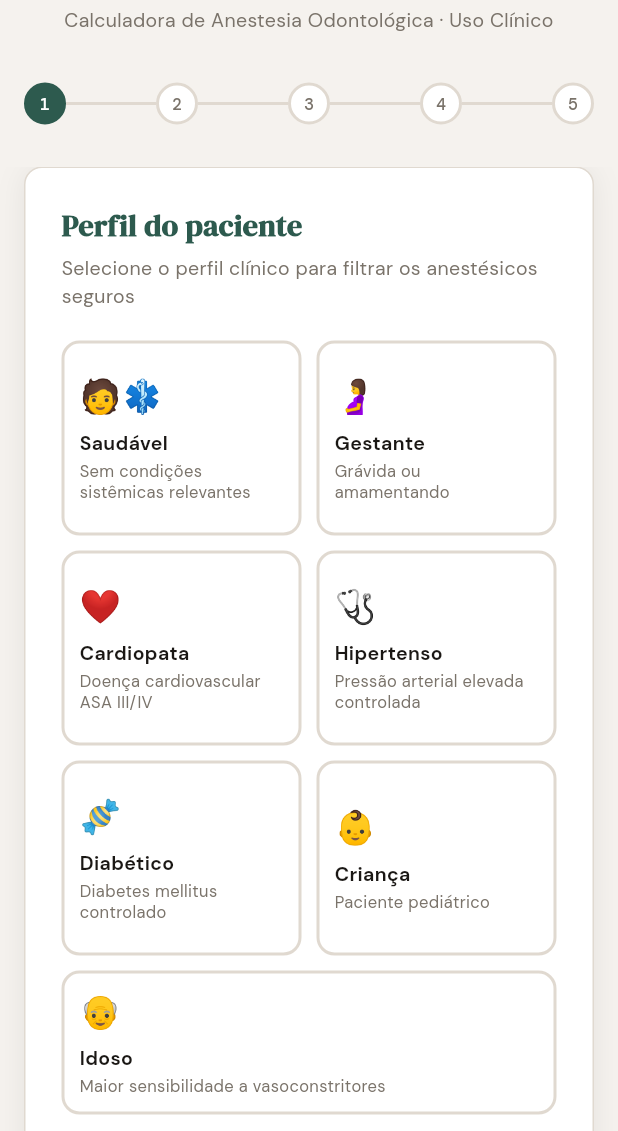
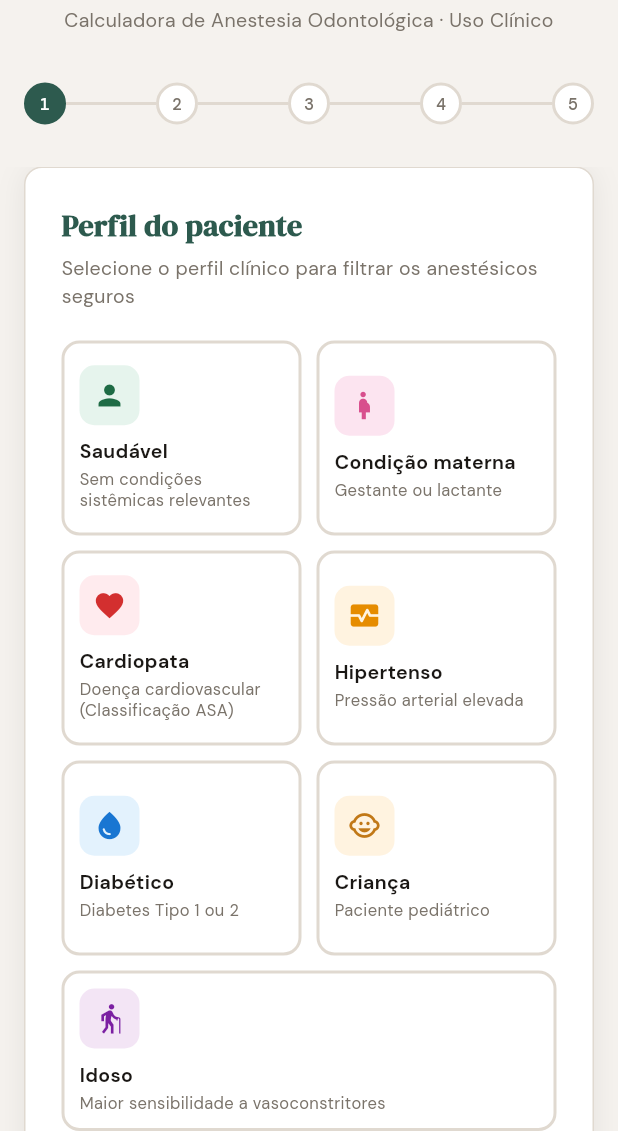
Before and after one commit to gustavoareis/anest-calc, a Flutter app: the screen it shows after launch, on a phone screen of 412 x 824 dp, the part 105-1236 px from its top. Run offline on Flutter 3.47's test engine with Material 3 defaults, Android fonts, the phone set to English and light mode, and no system bars.

Commit message:
Use IconData and profile colors in UI
Replace emoji string icons with Material IconData across the app and add a kProfileColors map for per-profile icon and background colors. Changed Perfil.icon and AlertData.icon types to IconData, updated perfis to use Icons.*, and switched alert/option rendering to use Icon widgets. Updated _OptionButton to accept iconColor and iconBg and render a colored icon container, and applied profile colors when building profile options. These changes improve visual consistency and theming for profile selections.

```diff
--- a/lib/main.dart
+++ b/lib/main.dart
@@ -24,6 +24,17 @@ const Color kDangerBorder = Color(0xFFF5AAAA);
 const Color kOk = Color(0xFF1E6B45);
 const Color kOkLight = Color(0xFFE6F4ED);
 const Color kOkBorder = Color(0xFF9FD4BB);
+
+// ─── CORES DOS PERFIS ─────────────────────────────────────────────
+const Map<String, ({Color iconColor, Color bgColor})> kProfileColors = {
+  'saudavel': (iconColor: Color(0xFF1E6B45), bgColor: Color(0xFFE6F4ED)),
+  'gestante': (iconColor: Color(0xFFD84E8D), bgColor: Color(0xFFFCE4F0)),
+  'cardiopata': (iconColor: Color(0xFFD32F2F), bgColor: Color(0xFFFFEBEE)),
+  'hipertenso': (iconColor: Color(0xFFE68C00), bgColor: Color(0xFFFFF3E0)),
+  'diabetico': (iconColor: Color(0xFF1976D2), bgColor: Color(0xFFE3F2FD)),
+  'crianca': (iconColor: Color(0xFFC17817), bgColor: Color(0xFFFFF3E0)),
+  'idoso': (iconColor: Color(0xFF7B1FA2), bgColor: Color(0xFFF3E5F5)),
+};
 
 // ─── MODELOS ──────────────────────────────────────────────────────
 class Vasoconstritor {
@@ -52,7 +63,7 @@ class Anestesico {
 class Perfil {
   final String id;
   final String label;
-  final String icon;
+  final IconData icon;
   final List<String>? anestesicosPermitidos;
   final Map<String, dynamic> limites;
   final String? obs;
@@ -111,25 +122,25 @@ const List<Anestesico> anestesicos = [
 ];
 
 const List<Perfil> perfis = [
-  Perfil(id: 'saudavel', label: 'Saudável', icon: '🧑‍⚕️',
+  Perfil(id: 'saudavel', label: 'Saudável', icon: Icons.person,
     anestesicosPermitidos: null, limites: {}, obs: null),
-  Perfil(id: 'gestante', label: 'Gestante', icon: '🤰',
+  Perfil(id: 'gestante', label: 'Gestante', icon: Icons.pregnant_woman,
     anestesicosPermitidos: ['lido2'], limites: {'default': 2},
     obs: 'Prilocaína contraindicada (metemoglobinemia). Felipressina contraindicada (ação ocitócica). Apenas Lidocaína 2% com epinefrina, máx. 2 tubetes.'),
-  Perfil(id: 'cardiopata', label: 'Cardiopata', icon: '❤️',
+  Perfil(id: 'cardiopata', label: 'Cardiopata', icon: Icons.favorite,
     anestesicosPermitidos: ['lido2', 'artic4', 'prilo3', 'bupi05'],
     limites: {'epi100': 2, 'epi200': 4, 'default': 3},
     obs: 'Com Epi 1:100.000: máx. 2 tubetes. Com Epi 1:200.000: máx. 4 tubetes. Felipressina preferível por não causar alteração cardiovascular.'),
-  Perfil(id: 'hipertenso', label: 'Hipertenso', icon: '🩺',
+  Perfil(id: 'hipertenso', label: 'Hipertenso', icon: Icons.monitor_heart,
     anestesicosPermitidos: null, limites: {'epi100': 2, 'feli': 3, 'default': 4},
     obs: 'PA acima de 140x90 mmHg: contraindicar procedimento eletivo. Epi 1:100.000 máx. 2 tubetes; Felipressina máx. 3 tubetes.'),
-  Perfil(id: 'diabetico', label: 'Diabético', icon: '🍬',
+  Perfil(id: 'diabetico', label: 'Diabético', icon: Icons.water_drop,
     anestesicosPermitidos: null, limites: {'epi100': 3, 'epi200': 4, 'default': 4},
     obs: 'Felipressina segura (não altera glicemia). Com epinefrina: máx. 3 tubetes por sessão.'),
-  Perfil(id: 'crianca', label: 'Criança', icon: '👶',
+  Perfil(id: 'crianca', label: 'Criança', icon: Icons.child_care,
     anestesicosPermitidos: ['lido2'], limites: {'byWeight': true},
     obs: 'Dose calculada por peso: 1 tubete a cada 9,09 kg (Lidocaína 2% + Epi 1:200.000 recomendada pela AAPD). Prilocaína evitar em crianças anêmicas.'),
-  Perfil(id: 'idoso', label: 'Idoso', icon: '👴',
+  Perfil(id: 'idoso', label: 'Idoso', icon: Icons.elderly,
     anestesicosPermitidos: null, limites: {'epi100': 3, 'epi200': 4, 'default': 4},
     obs: 'Idosos mais sensíveis a vasoconstritores. Preferir Lidocaína 2% + Epi 1:200.000. Não ultrapassar 0,04 mg de adrenalina por consulta.'),
 ];
@@ -180,7 +191,7 @@ class ResultData {
 
 class AlertData {
   final String type; // 'warn', 'danger', 'ok'
-  final String icon;
+  final IconData icon;
   final String msg;
   AlertData({required this.type, required this.icon, required this.msg});
 }
@@ -298,16 +309,16 @@ class _AnestCalcPageState extends State<AnestCalcPage> with TickerProviderStateM
     final alerts = <AlertData>[];
     if (limitePerfil != null && limitePerfil <= tubetesPorPeso) {
       alerts.add(AlertData(
-        type: 'warn', icon: '⚠️',
+        type: 'warn', icon: Icons.warning_amber_rounded,
         msg: 'O limite do perfil ${perfil.label} é mais restritivo que o cálculo por peso. O resultado foi limitado a $tubetesArredondado tubetes.',
       ));
     }
     if (perfil.obs != null) {
-      alerts.add(AlertData(type: 'ok', icon: 'ℹ️', msg: perfil.obs!));
+      alerts.add(AlertData(type: 'ok', icon: Icons.info_outline, msg: perfil.obs!));
     }
     if (tubetesArredondado == 0) {
       alerts.add(AlertData(
-        type: 'danger', icon: '🔴',
+        type: 'danger', icon: Icons.error_outline,
         msg: 'O peso informado resulta em menos de 1 tubete seguro. Reavalie a indicação ou consulte um especialista.',
       ));
     }
@@ -452,12 +463,12 @@ class _AnestCalcPageState extends State<AnestCalcPage> with TickerProviderStateM
   // ── STEP 1: PERFIL ──────────────────────────────────────────────
   Widget _buildStep1() {
     final options = [
-      ('saudavel', '🧑‍⚕️', 'Saudável', 'Sem condições sistêmicas relevantes'),
-      ('gestante', '🤰', 'Gestante', 'Grávida ou amamentando'),
-      ('cardiopata', '❤️', 'Cardiopata', 'Doença cardiovascular ASA III/IV'),
-      ('hipertenso', '🩺', 'Hipertenso', 'Pressão arterial elevada controlada'),
-      ('diabetico', '🍬', 'Diabético', 'Diabetes mellitus controlado'),
-      ('crianca', '👶', 'Criança', 'Paciente pediátrico'),
+      ('saudavel', Icons.person, 'Saudável', 'Sem condições sistêmicas relevantes'),
+      ('gestante', Icons.pregnant_woman, 'Condição materna', 'Gestante ou lactante'),
+      ('cardiopata', Icons.favorite, 'Cardiopata', 'Doença cardiovascular (Classificação ASA)'),
+      ('hipertenso', Icons.monitor_heart, 'Hipertenso', 'Pressão arterial elevada'),
+      ('diabetico', Icons.water_drop, 'Diabético', 'Diabetes Tipo 1 ou 2'),
+      ('crianca', Icons.child_care, 'Criança', 'Paciente pediátrico'),
     ];
 
     return _Card(
@@ -477,8 +488,11 @@ class _AnestCalcPageState extends State<AnestCalcPage> with TickerProviderStateM
                 childAspectRatio: cellWidth / 130,
                 children: options.map((o) {
                   final p = perfis.firstWhere((p) => p.id == o.$1);
+                  final colors = kProfileColors[o.$1] ?? (iconColor: kAccent, bgColor: kAccentLight);
                   return _OptionButton(
                     icon: o.$2, label: o.$3, desc: o.$4,
+                    iconColor: colors.iconColor,
+                    iconBg: colors.bgColor,
                     selected: _perfil?.id == o.$1,
                     onTap: () => _selectPerfil(p),
                   );
@@ -488,8 +502,10 @@ class _AnestCalcPageState extends State<AnestCalcPage> with TickerProviderStateM
           ),
           const SizedBox(height: 10),
           _OptionButton(
-            icon: '👴', label: 'Idoso',
+            icon: Icons.elderly, label: 'Idoso',
             desc: 'Maior sensibilidade a vasoconstritores',
+            iconColor: kProfileColors['idoso']!.iconColor,
+            iconBg: kProfileColors['idoso']!.bgColor,
             selected: _perfil?.id == 'idoso',
             fullWidth: true,
             onTap: () => _selectPerfil(perfis.firstWhere((p) => p.id == 'idoso')),
@@ -806,14 +822,17 @@ class _Card extends StatelessWidget {
 }
 
 class _OptionButton extends StatelessWidget {
-  final String icon;
+  final IconData icon;
+  final Color iconColor;
+  final Color iconBg;
   final String label;
   final String desc;
   final bool selected;
   final bool fullWidth;
   final VoidCallback onTap;
   const _OptionButton({
-    required this.icon, required this.label, required this.desc,
+    required this.icon, required this.iconColor, required this.iconBg,
+    required this.label, required this.desc,
     required this.selected, required this.onTap, this.fullWidth = false,
   });
 
@@ -834,8 +853,15 @@ class _OptionButton extends StatelessWidget {
           crossAxisAlignment: CrossAxisAlignment.start,
           mainAxisAlignment: MainAxisAlignment.center,
           children: [
-            Text(icon, style: const TextStyle(fontSize: 22)),
-            const SizedBox(height: 6),
+            Container(
+              width: 40, height: 40,
+              decoration: BoxDecoration(
+                color: iconBg,
+                borderRadius: BorderRadius.circular(10),
+              ),
+              child: Icon(icon, size: 22, color: iconColor),
+            ),
+            const SizedBox(height: 8),
             Text(label, style: const TextStyle(fontSize: 13, fontWeight: FontWeight.w600, color: kText)),
             const SizedBox(height: 2),
             Text(desc, style: const TextStyle(fontSize: 11, color: kTextMuted, height: 1.3)),
@@ -1079,7 +1105,7 @@ class _AlertWidgetState extends State<_AlertWidget> with SingleTickerProviderSta
           child: Row(
             crossAxisAlignment: CrossAxisAlignment.start,
             children: [
-              Text(widget.alert.icon, style: const TextStyle(fontSize: 16)),
+              Icon(widget.alert.icon, size: 16, color: fg),
               const SizedBox(width: 10),
               Expanded(
                 child: Text(widget.alert.msg, style: TextStyle(fontSize: 13, color: fg, height: 1.5)),
```
